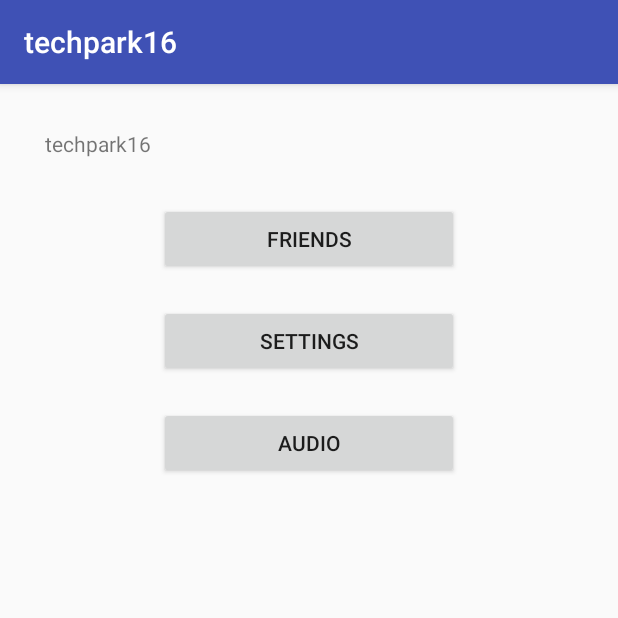
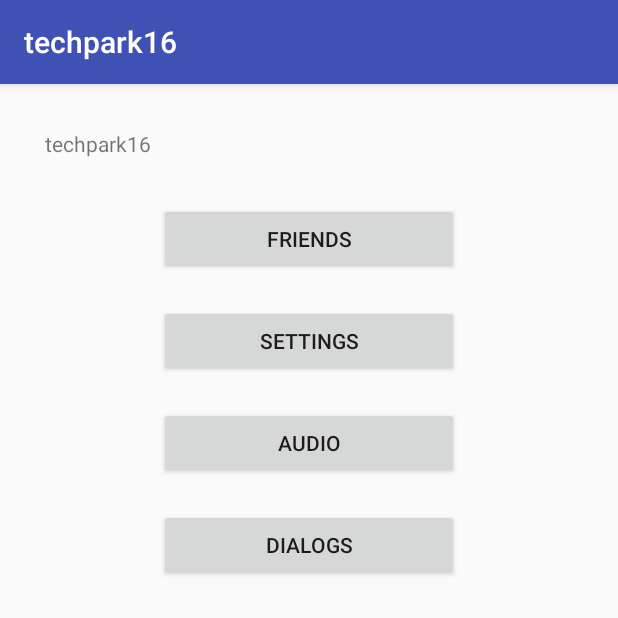
Before and after one commit to crisscuola/vk_secure, an Android app: the MenuActivity screen opened directly, with no data from a screen before it, on a phone screen of 412 x 824 dp, the top half of it. Run offline under Robolectric (Android 15) with nearby library versions, the light colour scheme and no system bars.

Commit message:
messages works

```diff
--- a/app/src/main/java/com/example/kirill/techpark16/MenuActivity.java
+++ b/app/src/main/java/com/example/kirill/techpark16/MenuActivity.java
@@ -46,5 +46,15 @@ public class MenuActivity extends AppCompatActivity {
             }
         });
 
+        final Button dialogsBtn =(Button)findViewById(R.id.dialogs_btn);
+        dialogsBtn.setOnClickListener(new View.OnClickListener() {
+
+            @Override
+            public void onClick(View view) {
+                Intent dialogsActivity = new Intent(view.getContext(), DialogsListActivity.class);
+                startActivity(dialogsActivity);
+            }
+        });
+
     }
 }
--- a/app/src/main/res/layout/menu_activity.xml
+++ b/app/src/main/res/layout/menu_activity.xml
@@ -35,4 +35,16 @@
         android:id="@+id/audio_btn"
         android:layout_gravity="center_horizontal"
         android:layout_marginBottom="20dp"/>
+
+    <Button
+        android:layout_width="@dimen/btn_width"
+        android:layout_height="wrap_content"
+        android:text="Dialogs"
+        android:id="@+id/dialogs_btn"
+        android:layout_gravity="center_horizontal"
+        android:layout_marginBottom="20dp"/>
+
+
+
+
 </LinearLayout>
```
Also changed, not shown: app/src/main/java/com/example/kirill/techpark16/DialogsListActivity.java (+11 -3 lines), app/src/main/java/com/example/kirill/techpark16/FriendsActivity.java (+9 -1 lines), app/src/main/res/layout/dialogs_activity.xml (+1 -6 lines).
